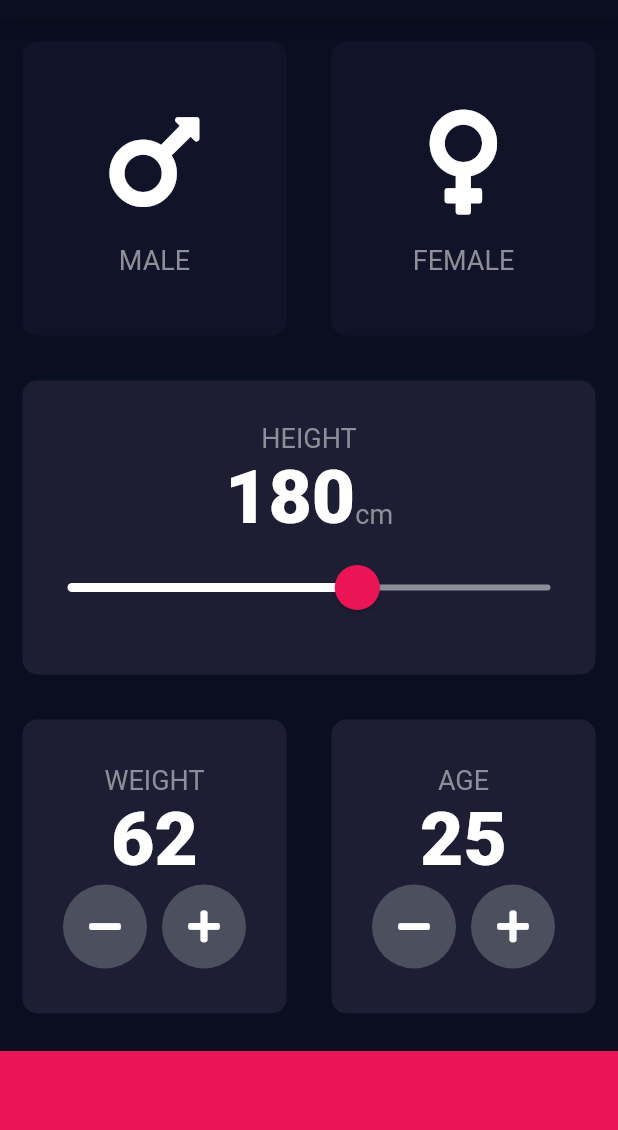
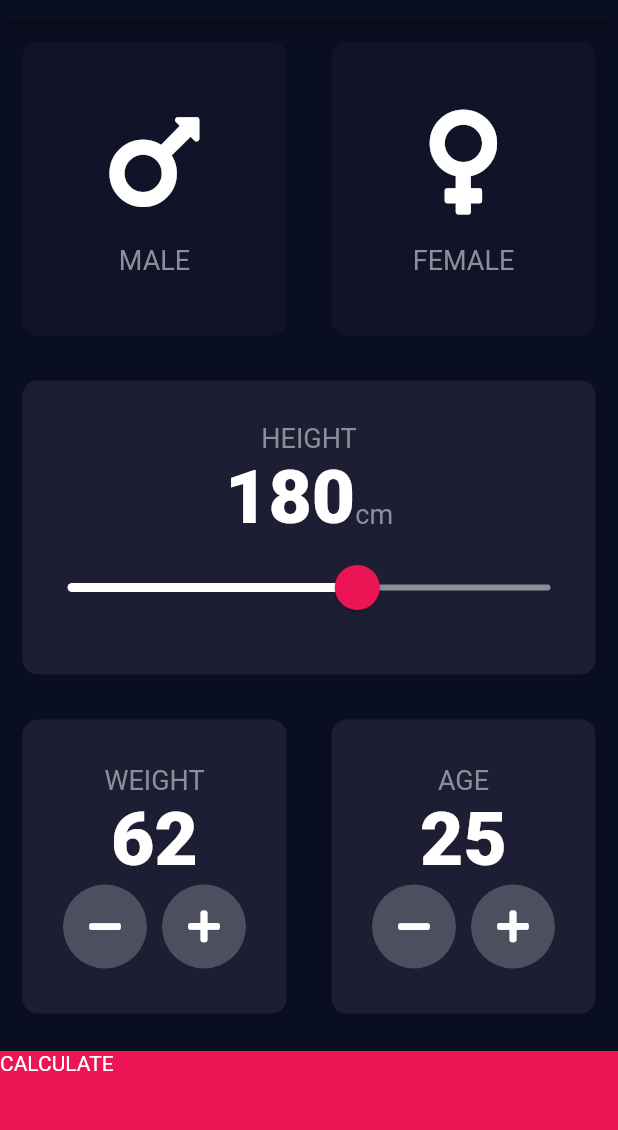
Before and after one commit to nitaicharan/-Udemy-TC2020FDBWD9, a Flutter app: the screen it shows after launch, after a tap on an icon or button, on a phone screen of 412 x 824 dp, the part 65-1195 px from its top. Run offline on Flutter 3.47's test engine with Material 2 defaults, Android fonts, the phone set to English and light mode, and no system bars; our stand-ins replace font_awesome_flutter.

```diff
--- a/lib/input_page.dart
+++ b/lib/input_page.dart
@@ -3,6 +3,7 @@ import 'package:font_awesome_flutter/font_awesome_flutter.dart';
 import 'icon_content.dart';
 import 'reusable_card.dart';
 import 'content.dart';
+import 'results_page.dart';
 
 enum Gender {
   male,
@@ -192,11 +193,19 @@ class _InputPageState extends State<InputPage> {
               ],
             ),
           ),
-          Container(
-            color: kBottomColor,
-            margin: EdgeInsets.only(top: 10.0),
-            width: double.infinity,
-            height: kBottomHeight,
+          GestureDetector(
+            onTap: () => setState(() => Navigator.push(
+                context,
+                MaterialPageRoute(
+                  builder: (context) => ResultsPage(),
+                ))),
+            child: Container(
+              color: kBottomColor,
+              margin: EdgeInsets.only(top: 10.0),
+              width: double.infinity,
+              height: kBottomHeight,
+              child: Text('CALCULATE'),
+            ),
           ),
         ],
       ),
```
Also changed, not shown: lib/results_page.dart (added, +12 -0 lines), 3 other files.
